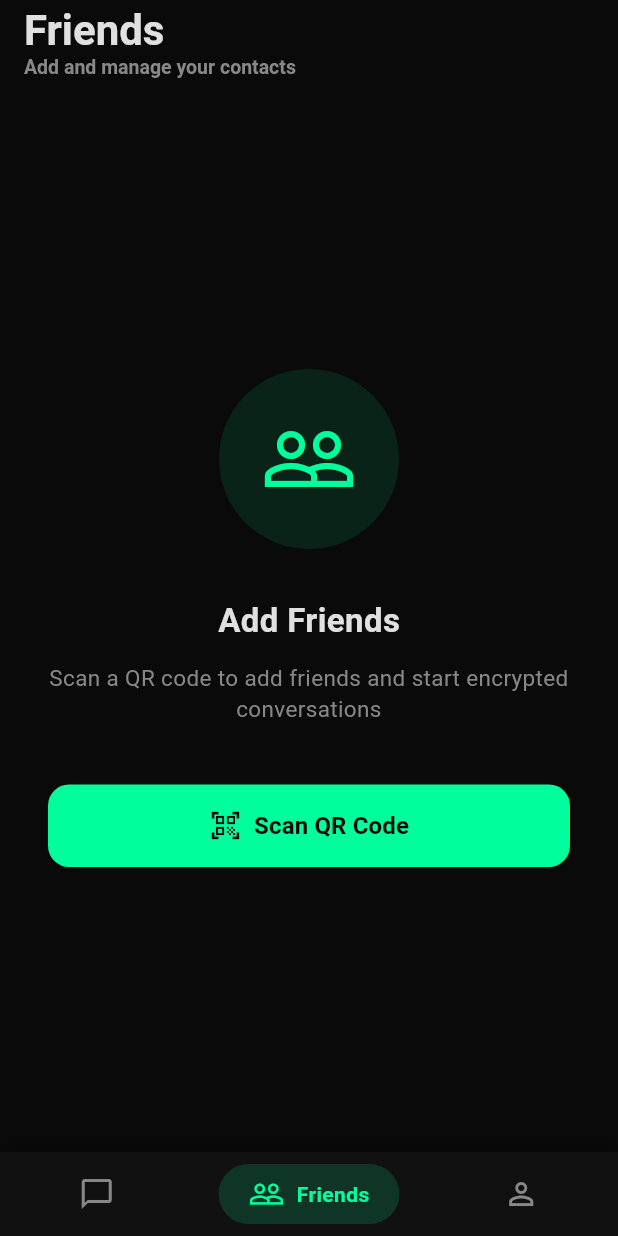
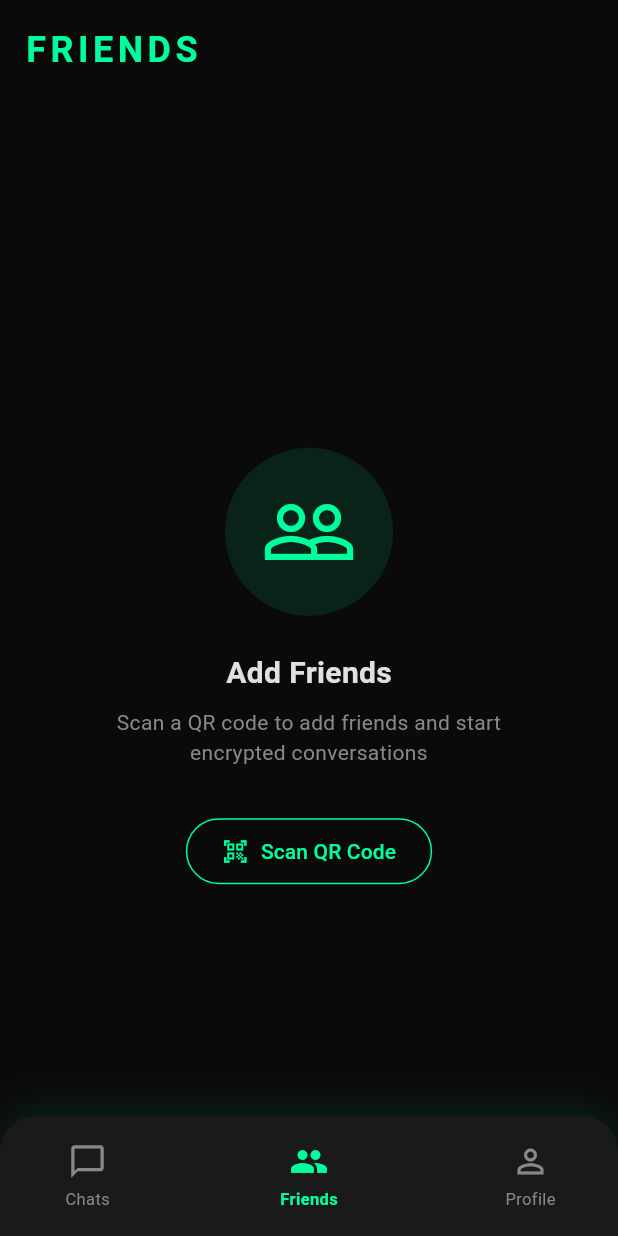
Before and after one commit to WanRen2/Zentro-App, a Flutter app: the MainScreen screen opened directly, item 2 of the bottom bar chosen, on a phone screen of 412 x 824 dp. Run offline on Flutter 3.47's test engine with Material 3 defaults, Android fonts, the phone set to English and light mode, and no system bars; our stand-ins replace flutter_riverpod, qr_flutter, shared_preferences; missing offline and left inert: cryptography, mobile_scanner; accounts and stored records are empty; Roboto replaces fonts that are missing (JetBrainsMono).

Commit message:
fix: revert to floating rounded bottom nav, add scan icon to Chats header
- Restore floating rounded bottom navigation bar
- Keep Friends page design
- Add QR scan icon in Chats header alongside refresh

```diff
--- a/lib/screens/main_screen.dart
+++ b/lib/screens/main_screen.dart
@@ -101,81 +101,40 @@ class _MainScreenState extends State<MainScreen> with WidgetsBindingObserver {
 
   Future<String?> _showCreateChatDialog() async {
     final controller = TextEditingController();
-    return showModalBottomSheet<String>(
+    return showDialog<String>(
       context: context,
-      isScrollControlled: true,
-      backgroundColor: Colors.transparent,
-      builder: (context) => Padding(
-        padding: EdgeInsets.only(
-          bottom: MediaQuery.of(context).viewInsets.bottom,
+      builder: (context) => AlertDialog(
+        backgroundColor: const Color(0xFF1A1A1A),
+        title: const Text(
+          'New Chat',
+          style: TextStyle(color: Color(0xFFE0E0E0)),
         ),
-        child: Container(
-          padding: const EdgeInsets.all(24),
-          decoration: const BoxDecoration(
-            color: Color(0xFF1A1A1A),
-            borderRadius: BorderRadius.vertical(top: Radius.circular(20)),
-          ),
-          child: Column(
-            mainAxisSize: MainAxisSize.min,
-            crossAxisAlignment: CrossAxisAlignment.start,
-            children: [
-              Center(
-                child: Container(
-                  width: 40,
-                  height: 4,
-                  decoration: BoxDecoration(
-                    color: Colors.grey[600],
-                    borderRadius: BorderRadius.circular(2),
-                  ),
-                ),
-              ),
-              const SizedBox(height: 20),
-              const Text(
-                'New Chat',
-                style: TextStyle(
-                  color: Color(0xFFE0E0E0),
-                  fontSize: 20,
-                  fontWeight: FontWeight.bold,
-                ),
-              ),
-              const SizedBox(height: 16),
-              TextField(
+        content: TextField(
           controller: controller,
           autofocus: true,
           style: const TextStyle(color: Color(0xFFE0E0E0)),
-                decoration: InputDecoration(
+          decoration: const InputDecoration(
             hintText: 'Chat name',
-                  hintStyle: const TextStyle(color: Color(0xFF888888)),
-                  filled: true,
-                  fillColor: const Color(0xFF0A0A0A),
-                  border: OutlineInputBorder(
-                    borderRadius: BorderRadius.circular(12),
-                    borderSide: BorderSide.none,
+            hintStyle: TextStyle(color: Color(0xFF888888)),
           ),
         ),
+        actions: [
+          TextButton(
+            onPressed: () => Navigator.pop(context),
+            child: const Text(
+              'Cancel',
+              style: TextStyle(color: Color(0xFF888888)),
             ),
-              const SizedBox(height: 20),
-              SizedBox(
-                width: double.infinity,
-                child: ElevatedButton(
+          ),
+          ElevatedButton(
             onPressed: () => Navigator.pop(context, controller.text),
             style: ElevatedButton.styleFrom(
               backgroundColor: const Color(0xFF00FF9C),
               foregroundColor: const Color(0xFF0A0A0A),
-                    padding: const EdgeInsets.symmetric(vertical: 16),
-                    shape: RoundedRectangleBorder(
-                      borderRadius: BorderRadius.circular(12),
             ),
-                  ),
-                  child: const Text(
-                    'Create',
-                    style: TextStyle(fontWeight: FontWeight.w600),
-                  ),
-                ),
+            child: const Text('Create'),
           ),
         ],
-          ),
-        ),
       ),
     );
   }
@@ -197,6 +156,14 @@ class _MainScreenState extends State<MainScreen> with WidgetsBindingObserver {
           ProfileScreen(profile: _profile, onRefresh: _loadData),
         ],
       ),
+      floatingActionButton: _currentIndex == 0
+          ? FloatingActionButton(
+              onPressed: _createChat,
+              backgroundColor: const Color(0xFF00FF9C),
+              child: const Icon(Icons.add, color: Color(0xFF0A0A0A)),
+            )
+          : null,
+      floatingActionButtonLocation: FloatingActionButtonLocation.centerDocked,
       bottomNavigationBar: _buildBottomNav(),
     );
   }
@@ -204,66 +171,85 @@ class _MainScreenState extends State<MainScreen> with WidgetsBindingObserver {
   Widget _buildBottomNav() {
     return Container(
       decoration: BoxDecoration(
-        color: const Color(0xFF111111),
+        color: const Color(0xFF1A1A1A),
+        borderRadius: const BorderRadius.only(
+          topLeft: Radius.circular(24),
+          topRight: Radius.circular(24),
+        ),
         boxShadow: [
           BoxShadow(
-            color: Colors.black.withValues(alpha: 0.3),
-            blurRadius: 10,
-            offset: const Offset(0, -2),
+            color: const Color(0xFF00FF9C).withValues(alpha: 0.1),
+            blurRadius: 20,
+            offset: const Offset(0, -5),
           ),
         ],
       ),
-      child: SafeArea(
-        child: Padding(
-          padding: const EdgeInsets.symmetric(horizontal: 8, vertical: 8),
+      child: ClipRRect(
+        borderRadius: const BorderRadius.only(
+          topLeft: Radius.circular(24),
+          topRight: Radius.circular(24),
+        ),
+        child: BottomAppBar(
+          color: Colors.transparent,
+          elevation: 0,
+          shape: const CircularNotchedRectangle(),
+          notchMargin: 8,
+          child: SizedBox(
+            height: 70,
             child: Row(
               mainAxisAlignment: MainAxisAlignment.spaceAround,
               children: [
-              _buildNavItem(0, Icons.chat_bubble_outline, 'Chats'),
-              _buildNavItem(1, Icons.people_outline, 'Friends'),
-              _buildNavItem(2, Icons.person_outline, 'Profile'),
+                _buildNavItem(
+                  0,
+                  Icons.chat_bubble_outline,
+                  Icons.chat_bubble,
+                  'Chats',
+                ),
+                const SizedBox(width: 48),
+                _buildNavItem(1, Icons.people_outline, Icons.people, 'Friends'),
+                const SizedBox(width: 48),
+                _buildNavItem(2, Icons.person_outline, Icons.person, 'Profile'),
               ],
+            ),
           ),
         ),
       ),
     );
   }
 
-  Widget _buildNavItem(int index, IconData icon, String label) {
+  Widget _buildNavItem(
+    int index,
+    IconData icon,
+    IconData activeIcon,
+    String label,
+  ) {
     final isSelected = _currentIndex == index;
     return GestureDetector(
       onTap: () => setState(() => _currentIndex = index),
       behavior: HitTestBehavior.opaque,
-      child: AnimatedContainer(
-        duration: const Duration(milliseconds: 200),
-        padding: const EdgeInsets.symmetric(horizontal: 20, vertical: 8),
-        decoration: BoxDecoration(
-          color: isSelected
-              ? const Color(0xFF00FF9C).withValues(alpha: 0.15)
-              : Colors.transparent,
-          borderRadius: BorderRadius.circular(20),
-        ),
-        child: Row(
-          mainAxisSize: MainAxisSize.min,
+      child: SizedBox(
+        width: 70,
+        child: Column(
+          mainAxisAlignment: MainAxisAlignment.center,
           children: [
             Icon(
-              icon,
+              isSelected ? activeIcon : icon,
               color: isSelected
                   ? const Color(0xFF00FF9C)
                   : const Color(0xFF888888),
-              size: 24,
+              size: 26,
             ),
-            if (isSelected) ...[
-              const SizedBox(width: 8),
+            const SizedBox(height: 4),
             Text(
               label,
-                style: const TextStyle(
-                  color: Color(0xFF00FF9C),
-                  fontSize: 14,
-                  fontWeight: FontWeight.w600,
+              style: TextStyle(
+                color: isSelected
+                    ? const Color(0xFF00FF9C)
+                    : const Color(0xFF888888),
+                fontSize: 11,
+                fontWeight: isSelected ? FontWeight.w600 : FontWeight.normal,
               ),
             ),
-            ],
           ],
         ),
       ),
@@ -286,69 +272,108 @@ class _ChatsTab extends StatelessWidget {
 
   @override
   Widget build(BuildContext context) {
-    return Scaffold(
-      backgroundColor: const Color(0xFF0A0A0A),
-      appBar: AppBar(
-        backgroundColor: const Color(0xFF0A0A0A),
-        elevation: 0,
-        title: Column(
+    return SafeArea(
+      child: Column(
+        children: [
+          Padding(
+            padding: const EdgeInsets.all(16),
+            child: Row(
+              mainAxisAlignment: MainAxisAlignment.spaceBetween,
+              children: [
+                Column(
                   crossAxisAlignment: CrossAxisAlignment.start,
                   children: [
                     const Text(
-              'Chats',
+                      'ZENTRO',
                       style: TextStyle(
-                color: Color(0xFFE0E0E0),
-                fontSize: 28,
+                        color: Color(0xFF00FF9C),
+                        fontSize: 24,
                         fontWeight: FontWeight.bold,
+                        letterSpacing: 3,
                       ),
                     ),
+                    if (profile?.name != null)
                       Text(
-              '${chatManager.chats.length} conversations',
-              style: const TextStyle(color: Color(0xFF888888), fontSize: 13),
+                        profile!.name,
+                        style: const TextStyle(
+                          color: Color(0xFF888888),
+                          fontSize: 12,
+                        ),
                       ),
                   ],
                 ),
-        actions: [
+                Row(
+                  children: [
                     IconButton(
                       icon: const Icon(
-              Icons.add_circle_outline,
+                        Icons.qr_code_scanner,
                         color: Color(0xFF00FF9C),
-              size: 28,
                       ),
-            onPressed: onCreateChat,
+                      onPressed: () {
+                        Navigator.push(
+                          context,
+                          MaterialPageRoute(
+                            builder: (_) => const ScanQrScreen(),
                           ),
-          const SizedBox(width: 8),
+                        );
+                      },
+                      tooltip: 'Scan QR',
+                    ),
+                    IconButton(
+                      icon: const Icon(Icons.refresh, color: Color(0xFF00FF9C)),
+                      onPressed: onRefresh,
+                    ),
                   ],
                 ),
-      body: chatManager.chats.isEmpty
-          ? _buildEmptyState()
+              ],
+            ),
+          ),
+          Expanded(
+            child: chatManager.chats.isEmpty
+                ? _buildEmptyState(context)
                 : _buildChatList(context),
+          ),
+        ],
+      ),
     );
   }
 
-  Widget _buildEmptyState() {
+  Widget _buildEmptyState(BuildContext context) {
     return Center(
       child: Column(
         mainAxisAlignment: MainAxisAlignment.center,
         children: [
-          Icon(
+          const Icon(
             Icons.chat_bubble_outline,
             size: 80,
-            color: const Color(0xFF888888).withValues(alpha: 0.5),
+            color: Color(0xFF2A2A2A),
           ),
           const SizedBox(height: 24),
           const Text(
-            'No conversations yet',
+            'No chats yet',
             style: TextStyle(
               color: Color(0xFFE0E0E0),
-              fontSize: 18,
+              fontSize: 20,
               fontWeight: FontWeight.w600,
             ),
           ),
           const SizedBox(height: 8),
           const Text(
-            'Start a new chat to begin',
+            'Create a new chat to get started',
             style: TextStyle(color: Color(0xFF888888), fontSize: 14),
+          ),
+          const SizedBox(height: 32),
+          OutlinedButton.icon(
+            onPressed: onCreateChat,
+            icon: const Icon(Icons.add, color: Color(0xFF00FF9C)),
+            label: const Text(
+              'Create Chat',
+              style: TextStyle(color: Color(0xFF00FF9C)),
+            ),
+            style: OutlinedButton.styleFrom(
+              side: const BorderSide(color: Color(0xFF00FF9C)),
+              padding: const EdgeInsets.symmetric(horizontal: 24, vertical: 12),
+            ),
           ),
         ],
       ),
@@ -357,7 +382,7 @@ class _ChatsTab extends StatelessWidget {
 
   Widget _buildChatList(BuildContext context) {
     return ListView.builder(
-      padding: const EdgeInsets.only(top: 8, bottom: 100),
+      padding: const EdgeInsets.symmetric(horizontal: 16),
       itemCount: chatManager.chats.length,
       itemBuilder: (context, index) {
         final chat = chatManager.chats[index];
@@ -367,9 +392,59 @@ class _ChatsTab extends StatelessWidget {
   }
 
   Widget _buildChatTile(BuildContext context, ChatModel chat) {
-    return Material(
-      color: Colors.transparent,
-      child: InkWell(
+    return Container(
+      margin: const EdgeInsets.only(bottom: 8),
+      decoration: BoxDecoration(
+        color: const Color(0xFF1A1A1A),
+        borderRadius: BorderRadius.circular(12),
+        border: Border.all(color: const Color(0xFF2A2A2A)),
+      ),
+      child: ListTile(
+        leading: CircleAvatar(
+          backgroundColor: const Color(0xFF00FF9C).withValues(alpha: 0.1),
+          child: Text(
+            chat.name.isNotEmpty ? chat.name[0].toUpperCase() : '?',
+            style: const TextStyle(
+              color: Color(0xFF00FF9C),
+              fontWeight: FontWeight.bold,
+            ),
+          ),
+        ),
+        title: Text(
+          chat.name,
+          style: const TextStyle(
+            color: Color(0xFFE0E0E0),
+            fontWeight: FontWeight.w500,
+          ),
+        ),
+        subtitle: Text(
+          'Created ${_formatDate(chat.createdAt)}',
+          style: const TextStyle(color: Color(0xFF888888), fontSize: 12),
+        ),
+        trailing: Row(
+          mainAxisSize: MainAxisSize.min,
+          children: [
+            IconButton(
+              icon: const Icon(
+                Icons.qr_code,
+                color: Color(0xFF00FF9C),
+                size: 20,
+              ),
+              onPressed: () {
+                if (profile != null) {
+                  Navigator.push(
+                    context,
+                    MaterialPageRoute(
+                      builder: (_) =>
+                          InviteScreen(chat: chat, profile: profile!),
+                    ),
+                  );
+                }
+              },
+            ),
+            const Icon(Icons.chevron_right, color: Color(0xFF888888)),
+          ],
+        ),
         onTap: () {
           Navigator.push(
             context,
@@ -382,79 +457,6 @@ class _ChatsTab extends StatelessWidget {
             ),
           ).then((_) => onRefresh());
         },
-        child: Padding(
-          padding: const EdgeInsets.symmetric(horizontal: 16, vertical: 12),
-          child: Row(
-            children: [
-              Container(
-                width: 56,
-                height: 56,
-                decoration: BoxDecoration(
-                  color: const Color(0xFF00FF9C).withValues(alpha: 0.15),
-                  borderRadius: BorderRadius.circular(28),
-                ),
-                child: Center(
-                  child: Text(
-                    chat.name.isNotEmpty ? chat.name[0].toUpperCase() : '?',
-                    style: const TextStyle(
-                      color: Color(0xFF00FF9C),
-                      fontSize: 22,
-                      fontWeight: FontWeight.bold,
-                    ),
-                  ),
-                ),
-              ),
-              const SizedBox(width: 16),
-              Expanded(
-                child: Column(
-                  crossAxisAlignment: CrossAxisAlignment.start,
-                  children: [
-                    Row(
-                      mainAxisAlignment: MainAxisAlignment.spaceBetween,
-                      children: [
-                        Text(
-                          chat.name,
-                          style: const TextStyle(
-                            color: Color(0xFFE0E0E0),
-                            fontSize: 16,
-                            fontWeight: FontWeight.w500,
-                          ),
-                        ),
-                        Icon(
-                          Icons.lock,
-                          size: 14,
-                          color: const Color(0xFF00FF9C).withValues(alpha: 0.7),
-                        ),
-                      ],
-                    ),
-                    const SizedBox(height: 4),
-                    Text(
-                      _formatDate(chat.createdAt),
-                      style: const TextStyle(
-                        color: Color(0xFF888888),
-                        fontSize: 13,
-                      ),
-                    ),
-                  ],
-                ),
-              ),
-              IconButton(
-                icon: const Icon(Icons.qr_code, color: Color(0xFF888888)),
-                onPressed: () {
-                  if (profile != null) {
-                    Navigator.push(
-                      context,
-                      MaterialPageRoute(
-                        builder: (_) =>
-                            InviteScreen(chat: chat, profile: profile!),
-                      ),
-                    );
-                  }
-                },
-              ),
-            ],
-          ),
-        ),
       ),
     );
   }
@@ -476,37 +478,33 @@ class _FriendsTab extends StatelessWidget {
 
   @override
   Widget build(BuildContext context) {
-    return Scaffold(
-      backgroundColor: const Color(0xFF0A0A0A),
-      appBar: AppBar(
-        backgroundColor: const Color(0xFF0A0A0A),
-        elevation: 0,
-        title: const Column(
-          crossAxisAlignment: CrossAxisAlignment.start,
+    return SafeArea(
+      child: Column(
+        children: [
+          const Padding(
+            padding: EdgeInsets.all(16),
+            child: Row(
               children: [
                 Text(
-              'Friends',
+                  'FRIENDS',
                   style: TextStyle(
-                color: Color(0xFFE0E0E0),
-                fontSize: 28,
+                    color: Color(0xFF00FF9C),
+                    fontSize: 24,
                     fontWeight: FontWeight.bold,
+                    letterSpacing: 3,
                   ),
-            ),
-            Text(
-              'Add and manage your contacts',
-              style: TextStyle(color: Color(0xFF888888), fontSize: 13),
                 ),
               ],
             ),
           ),
-      body: Center(
-        child: Padding(
-          padding: const EdgeInsets.all(32),
+          const SizedBox(height: 80),
+          Expanded(
+            child: Center(
               child: Column(
                 mainAxisAlignment: MainAxisAlignment.center,
                 children: [
                   Container(
-                padding: const EdgeInsets.all(28),
+                    padding: const EdgeInsets.all(24),
                     decoration: BoxDecoration(
                       color: const Color(0xFF00FF9C).withValues(alpha: 0.1),
                       shape: BoxShape.circle,
@@ -517,43 +515,45 @@ class _FriendsTab extends StatelessWidget {
                       color: Color(0xFF00FF9C),
                     ),
                   ),
-              const SizedBox(height: 32),
+                  const SizedBox(height: 24),
                   const Text(
                     'Add Friends',
                     style: TextStyle(
                       color: Color(0xFFE0E0E0),
-                  fontSize: 22,
-                  fontWeight: FontWeight.bold,
+                      fontSize: 20,
+                      fontWeight: FontWeight.w600,
                     ),
                   ),
-              const SizedBox(height: 12),
-              const Text(
+                  const SizedBox(height: 8),
+                  const Padding(
+                    padding: EdgeInsets.symmetric(horizontal: 48),
+                    child: Text(
                       'Scan a QR code to add friends and start encrypted conversations',
-                style: TextStyle(color: Color(0xFF888888), fontSize: 15),
+                      style: TextStyle(color: Color(0xFF888888), fontSize: 14),
                       textAlign: TextAlign.center,
                     ),
-              const SizedBox(height: 40),
-              SizedBox(
-                width: double.infinity,
-                child: ElevatedButton.icon(
+                  ),
+                  const SizedBox(height: 32),
+                  OutlinedButton.icon(
                     onPressed: () {
                       Navigator.push(
                         context,
                         MaterialPageRoute(builder: (_) => const ScanQrScreen()),
                       );
                     },
-                  icon: const Icon(Icons.qr_code_scanner, size: 22),
+                    icon: const Icon(
+                      Icons.qr_code_scanner,
+                      color: Color(0xFF00FF9C),
+                    ),
                     label: const Text(
                       'Scan QR Code',
-                    style: TextStyle(fontSize: 16, fontWeight: FontWeight.w600),
+                      style: TextStyle(color: Color(0xFF00FF9C)),
                     ),
-                  style: ElevatedButton.styleFrom(
-                    backgroundColor: const Color(0xFF00FF9C),
-                    foregroundColor: const Color(0xFF0A0A0A),
-                    padding: const EdgeInsets.symmetric(vertical: 16),
-                    shape: RoundedRectangleBorder(
-                      borderRadius: BorderRadius.circular(14),
-                    ),
+                    style: OutlinedButton.styleFrom(
+                      side: const BorderSide(color: Color(0xFF00FF9C)),
+                      padding: const EdgeInsets.symmetric(
+                        horizontal: 24,
+                        vertical: 12,
                       ),
                     ),
                   ),
@@ -561,6 +561,8 @@ class _FriendsTab extends StatelessWidget {
               ),
             ),
           ),
+        ],
+      ),
     );
   }
 }
```
Lines whose indentation alone changed are shown as unchanged.
